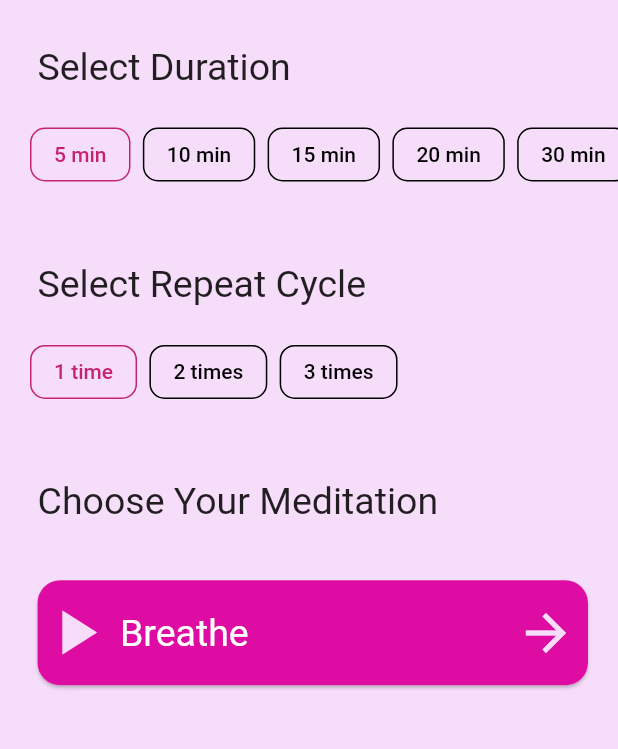
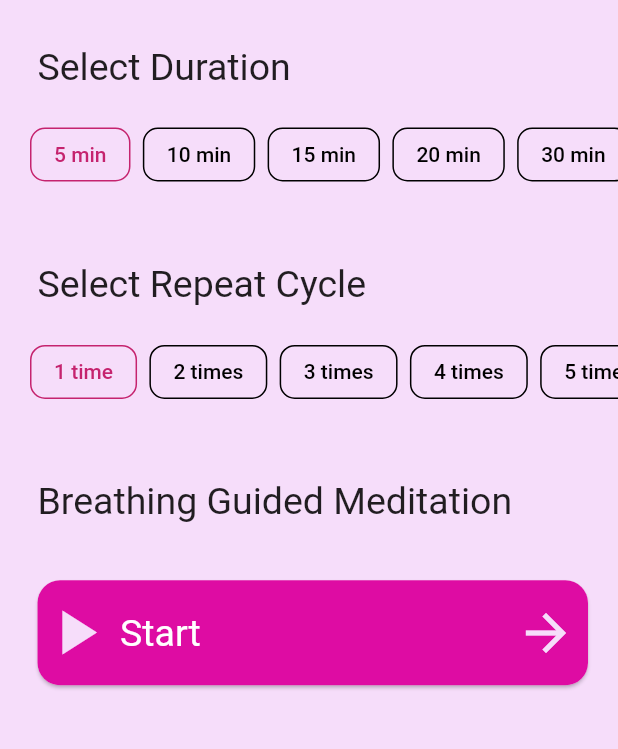
Before and after one commit to Wappnet-Systems/Dhyanin-App, a Flutter app: the Meditation screen opened directly, on a phone screen of 412 x 824 dp, the part 84-833 px from its top. Run offline on Flutter 3.47's test engine with Material 2 defaults, Android fonts, the phone set to English and light mode, and no system bars; our stand-ins replace animated_splash_screen, audioplayers, cloud_firestore, firebase_auth, firebase_core, lottie and 3 more; accounts and stored records are empty.

```diff
--- a/lib/screens/pages/meditation_screen.dart
+++ b/lib/screens/pages/meditation_screen.dart
@@ -129,6 +129,14 @@ class _MeditationState extends State<Meditation> {
                     customRadioButtonRepeat('3 times', 2),
                     SizedBox(
                       width: MediaQuery.of(context).size.width * 0.02,
+                    ),
+                    customRadioButtonRepeat('4 times', 3),
+                    SizedBox(
+                      width: MediaQuery.of(context).size.width * 0.02,
+                    ),
+                    customRadioButtonRepeat('5 times', 4),
+                    SizedBox(
+                      width: MediaQuery.of(context).size.width * 0.02,
                     )
                   ],
                 ),
@@ -139,7 +147,7 @@ class _MeditationState extends State<Meditation> {
               const Padding(
                 padding: EdgeInsets.only(top: 15.0, left: 5.0),
                 child: Text(
-                  'Choose Your Meditation',
+                  'Breathing Guided Meditation',
                   style: textStyle_body,
                 ),
               ),
@@ -147,7 +155,7 @@ class _MeditationState extends State<Meditation> {
                 height: MediaQuery.of(context).size.height * 0.04,
               ),
               SimpleCard(
-                name: 'Breathe',
+                name: 'Start',
                 next_page: AudioPage(
                   indexOfAudio: value,
                   repeatTimes: repeatValue,
```
Also changed, not shown: lib/screens/pages/audio_page_screen.dart (+54 -16 lines), lib/utils/constant.dart (+5 -5 lines).
